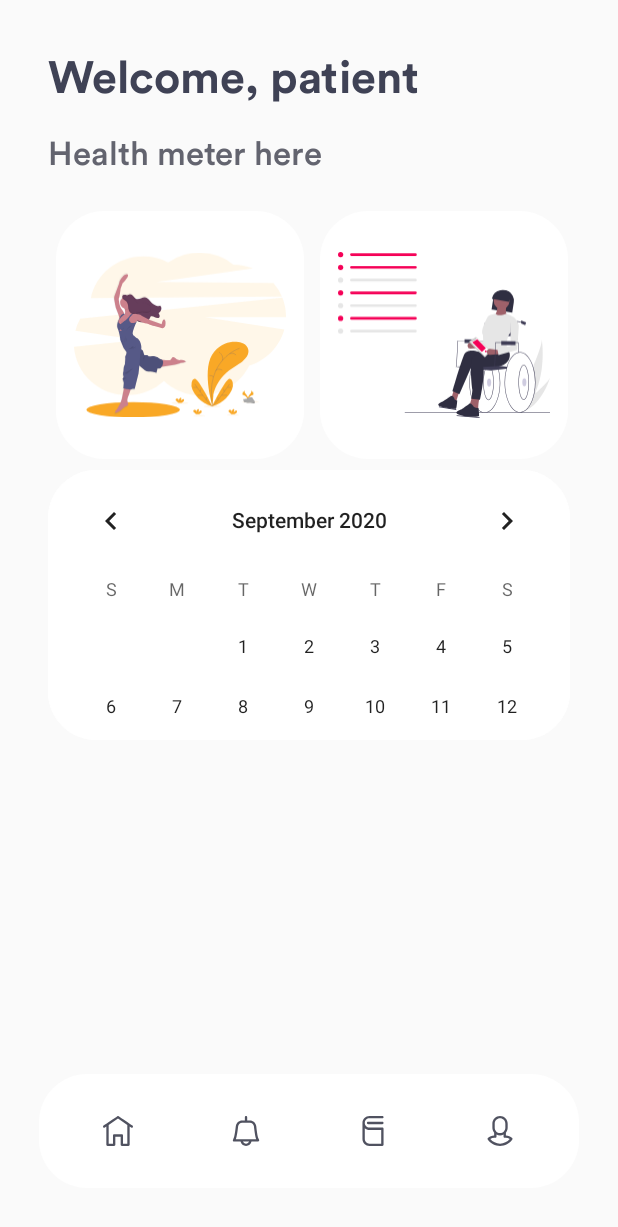
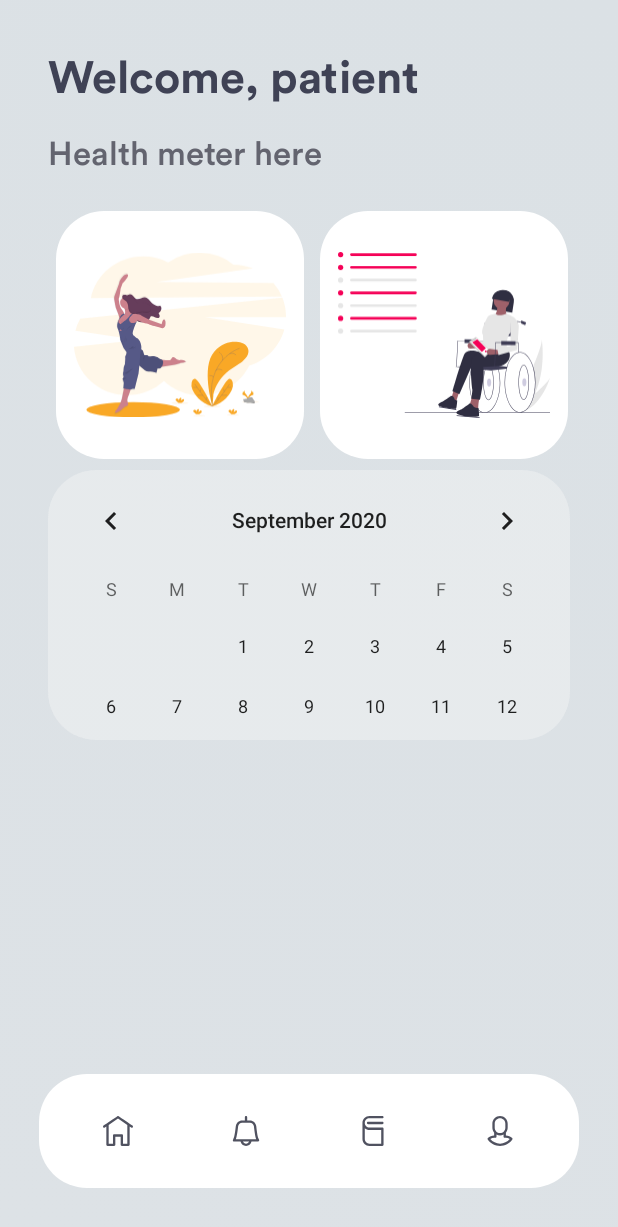
Before and after one commit to isilaen/COVIDAvengers, an Android app: the HomeActivity screen opened directly, with no data from a screen before it, on a phone screen of 412 x 824 dp. Shown: the top 1227 px of the screen. Run offline under Robolectric (Android 15) with nearby library versions, the phone set to English and light mode, and no system bars.

Commit message:
finalised ui

```diff
--- a/app/src/main/java/com/example/covidavengers/HomeActivity.java
+++ b/app/src/main/java/com/example/covidavengers/HomeActivity.java
@@ -6,8 +6,10 @@ import androidx.fragment.app.Fragment;
 
 import android.content.Intent;
 import android.graphics.Color;
+import android.graphics.drawable.AnimationDrawable;
 import android.os.Bundle;
 import android.view.MenuItem;
+import android.widget.RelativeLayout;
 import android.widget.Toast;
 
 import com.google.android.material.bottomnavigation.BottomNavigationView;
@@ -30,6 +32,12 @@ public class HomeActivity extends AppCompatActivity {
         String patientName = intent.getStringExtra(PATIENT_NAME);
 
         /* Do something. */
+
+        RelativeLayout relativeLayout = findViewById(R.id.homeLayout);
+        AnimationDrawable animationDrawable = (AnimationDrawable) relativeLayout.getBackground();
+        animationDrawable.setEnterFadeDuration(5000);
+        animationDrawable.setExitFadeDuration(10000);
+        animationDrawable.start();
 
 
         bottomNavigationView = findViewById(R.id.bottomNav);
--- /dev/null
+++ b/app/src/main/res/drawable/gradient_1.xml
@@ -0,0 +1,7 @@
+<?xml version="1.0" encoding="utf-8"?>
+<shape xmlns:android="http://schemas.android.com/apk/res/android">
+    <gradient
+        android:angle="225"
+        android:endColor="@color/colorOffWhite"
+        android:startColor="@color/colorLightGrey" />
+</shape>
--- /dev/null
+++ b/app/src/main/res/drawable/gradient_2.xml
@@ -0,0 +1,7 @@
+<?xml version="1.0" encoding="utf-8"?>
+<shape xmlns:android="http://schemas.android.com/apk/res/android">
+    <gradient
+        android:angle="135"
+        android:endColor="@color/colorBlueLight"
+        android:startColor="@color/colorLightGrey" />
+</shape>
--- /dev/null
+++ b/app/src/main/res/drawable/gradient_3.xml
@@ -0,0 +1,7 @@
+<?xml version="1.0" encoding="utf-8"?>
+<shape xmlns:android="http://schemas.android.com/apk/res/android">
+    <gradient
+        android:angle="225"
+        android:endColor="@color/colorAccentMuted"
+        android:startColor="@color/colorOffWhite" />
+</shape>
--- /dev/null
+++ b/app/src/main/res/drawable/gradient_list.xml
@@ -0,0 +1,8 @@
+<?xml version="1.0" encoding="utf-8"?>
+<animation-list xmlns:android="http://schemas.android.com/apk/res/android">
+
+    <item android:drawable="@drawable/gradient_1" android:duration="10000"/>
+    <item android:drawable="@drawable/gradient_2" android:duration="10000"/>
+    <item android:drawable="@drawable/gradient_3" android:duration="10000"/>
+
+</animation-list>
--- a/app/src/main/res/drawable/semi_transparent_button.xml
+++ b/app/src/main/res/drawable/semi_transparent_button.xml
@@ -1,7 +1,6 @@
 <?xml version="1.0" encoding="utf-8"?>
 <shape xmlns:android="http://schemas.android.com/apk/res/android">
-    <solid android:color="@color/colorWhite"
-           android:alpha="0.3" />
+    <solid android:color="@color/colorLightGreyTransparent" android:elevation="30dp"/>
 
     <corners
         android:topLeftRadius="32dp"
--- a/app/src/main/res/layout/activity_home.xml
+++ b/app/src/main/res/layout/activity_home.xml
@@ -5,6 +5,8 @@
     android:layout_width="match_parent"
     android:layout_height="match_parent"
     android:orientation="vertical"
+    android:background="@drawable/gradient_list"
+    android:id="@+id/homeLayout"
     tools:context=".HomeActivity">
 
     <FrameLayout
--- a/app/src/main/res/layout/fragment_home.xml
+++ b/app/src/main/res/layout/fragment_home.xml
@@ -54,7 +54,7 @@
                 android:layout_gravity="center"
                 android:src="@drawable/ic_workout_picture"
                 android:scaleType="fitCenter"
-                android:background="@drawable/semi_transparent_button"/>
+                android:background="@drawable/rounded_menu"/>
 
             <ImageButton
                 android:id="@+id/logImageBtn"
@@ -67,7 +67,7 @@
                 android:layout_gravity="center"
                 android:src="@drawable/ic_tasks_picture"
                 android:scaleType="fitCenter"
-                android:background="@drawable/semi_transparent_button"/>
+                android:background="@drawable/rounded_menu"/>
 
         </LinearLayout>
 
--- a/app/src/main/res/layout/fragment_log.xml
+++ b/app/src/main/res/layout/fragment_log.xml
@@ -54,7 +54,7 @@
                 android:layout_width="170dp"
                 android:layout_height="wrap_content"
                 android:layout_marginRight="10dp"
-                android:background="@drawable/semi_transparent_button"
+                android:background="@drawable/rounded_menu"
                 android:fontFamily="@font/fonts"
                 android:padding="15dp"
                 android:text="All tasks"
@@ -68,7 +68,7 @@
                 style="?android:attr/borderlessButtonStyle"
                 android:layout_width="170dp"
                 android:layout_height="wrap_content"
-                android:background="@drawable/semi_transparent_button"
+                android:background="@drawable/rounded_menu"
                 android:fontFamily="@font/fonts"
                 android:padding="15dp"
                 android:text="Completed tasks"
@@ -199,7 +199,7 @@
                 android:layout_height="wrap_content"
                 android:layout_gravity="center"
                 android:layout_marginBottom="18dp"
-                android:background="@drawable/semi_transparent_button"
+                android:background="@drawable/rounded_menu"
                 android:orientation="horizontal">
 
                 <ImageView
@@ -249,7 +249,7 @@
                 android:layout_height="wrap_content"
                 android:layout_gravity="center"
                 android:layout_marginBottom="18dp"
-                android:background="@drawable/semi_transparent_button"
+                android:background="@drawable/rounded_menu"
                 android:orientation="horizontal">
 
                 <ImageView
--- a/app/src/main/res/layout/fragment_profile.xml
+++ b/app/src/main/res/layout/fragment_profile.xml
@@ -38,8 +38,7 @@
                     android:layout_width="wrap_content"
                     android:layout_height="wrap_content"
                     android:layout_gravity="center"
-                    android:orientation="vertical"
-                    android:background="@drawable/semi_transparent_button">
+                    android:orientation="vertical">
 
                     <TextView
                         android:id="@+id/nameTextView"
@@ -74,7 +73,7 @@
             android:layout_marginBottom="18dp"
             android:layout_gravity="center"
             android:orientation="horizontal"
-            android:background="@drawable/semi_transparent_button">
+            android:background="@drawable/rounded_menu">
 
             <LinearLayout
                 android:id="@+id/weightInfo"
--- a/app/src/main/res/values/colors.xml
+++ b/app/src/main/res/values/colors.xml
@@ -10,4 +10,6 @@
     <color name="colorDarkGrey">#252525</color>
     <color name="colorLightGrey">#DBE1E5</color>
     <color name="colorWhite">#FFFFFF</color>
+    <color name="colorLightGreyTransparent">#39F7F7F7</color>
+    <color name="colorOffWhite">#DDE2E6</color>
 </resources>
```
